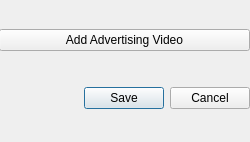
First picture: the form in admin/ui/addnewvideodialog.ui, repository Mateus224/rotable, before the edit.
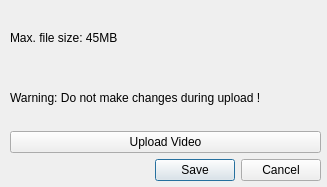
Second picture: the form after the edit.

What changed in the file:
```diff
--- a/admin/ui/addnewvideodialog.ui
+++ b/admin/ui/addnewvideodialog.ui
@@ -6,8 +6,8 @@
    <rect>
     <x>0</x>
     <y>0</y>
-    <width>250</width>
-    <height>142</height>
+    <width>327</width>
+    <height>187</height>
    </rect>
   </property>
   <property name="windowTitle">
@@ -16,29 +16,33 @@
   <widget class="QWidget" name="verticalLayoutWidget">
    <property name="geometry">
     <rect>
-     <x>-1</x>
-     <y>-1</y>
-     <width>251</width>
-     <height>141</height>
+     <x>10</x>
+     <y>10</y>
+     <width>311</width>
+     <height>171</height>
     </rect>
    </property>
    <layout class="QVBoxLayout" name="verticalLayout">
     <item>
-     <layout class="QHBoxLayout" name="horizontalLayout_2">
-      <property name="spacing">
-       <number>8</number>
+     <widget class="QLabel" name="label">
+      <property name="text">
+       <string>Max. file size: 45MB</string>
       </property>
-      <property name="sizeConstraint">
-       <enum>QLayout::SetDefaultConstraint</enum>
+     </widget>
+    </item>
+    <item>
+     <widget class="QLabel" name="label_2">
+      <property name="text">
+       <string>Warning: Do not make changes during upload !</string>
       </property>
+     </widget>
+    </item>
       <item>
        <widget class="QPushButton" name="addVideoButton">
         <property name="text">
-         <string>Add Advertising Video</string>
-        </property>
-       </widget>
-      </item>
-     </layout>
+       <string>Upload Video</string>
+      </property>
+     </widget>
     </item>
     <item>
      <widget class="QDialogButtonBox" name="buttonBox">
```
Lines whose indentation alone changed are shown as unchanged.
